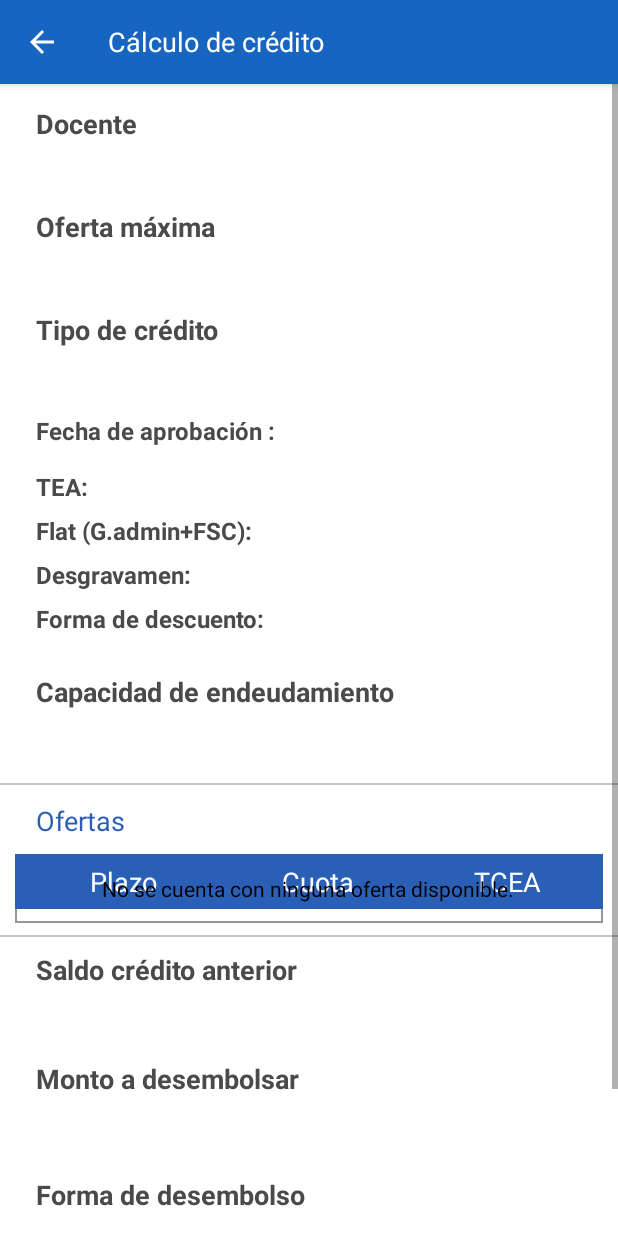
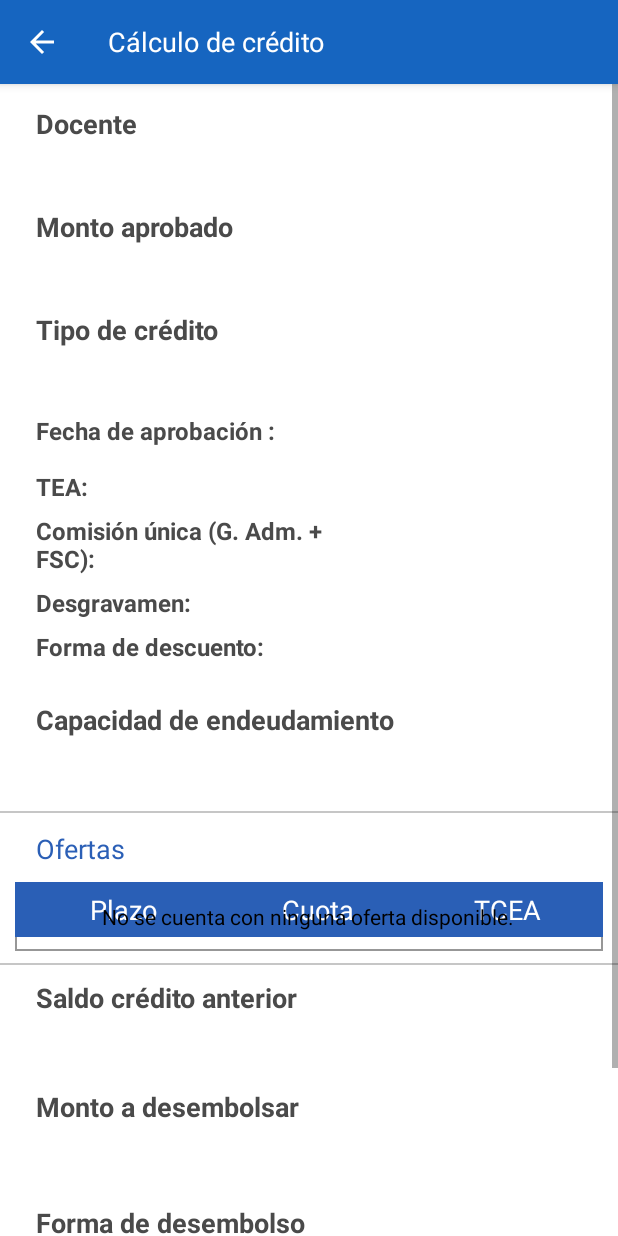
Before and after one commit to josemoran/dm_smart, an Android app: the OffersFragment screen opened directly, with no data from a screen before it, on a phone screen of 412 x 824 dp. Run offline under Robolectric (Android 15) with nearby library versions, the phone set to English and light mode, and no system bars; 1 statement that could not run was skipped.

Commit message:
Cambio de textos solicitados

```diff
--- a/Navego360Credito/app/src/main/res/values/strings.xml
+++ b/Navego360Credito/app/src/main/res/values/strings.xml
@@ -20,7 +20,7 @@
     <string name="vivienda_label">Vivienda</string>
     <string name="credit_type_label">Tipo de crédito:</string>
     <string name="amount_label">Monto aprobado:</string>
-    <string name="quota_label">Valor de cuota:</string>
+    <string name="quota_label">Cuota máxima total:</string>
     <string name="credit_date_label">Plazo crédito:</string>
     <string name="tcea_label">TCEA:</string>
     <string name="rate_label">Tasa de interés:</string>
@@ -35,11 +35,11 @@
     <string name="offer_credited">Crédito otorgado - solo lectura</string>
     <string name="teacher_label">Docente</string>
     <string name="alert_message">Variaron Datos de la Boleta</string>
-    <string name="max_offer_amount">Oferta máxima</string>
+    <string name="max_offer_amount">Monto aprobado</string>
     <string name="credit_type_label_2">Tipo de crédito</string>
     <string name="approved_date_label">Fecha de aprobación : </string>
     <string name="tea_label">TEA:</string>
-    <string name="flat_2_label">Flat (G.admin+FSC):</string>
+    <string name="flat_2_label">Comisión única (G. Adm. + FSC):</string>
     <string name="discount_label">Forma de descuento:</string>
     <string name="borrow_text_label">Capacidad de endeudamiento </string>
     <string name="offers_title">Ofertas</string>
```
